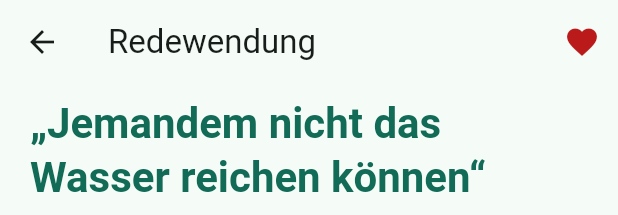
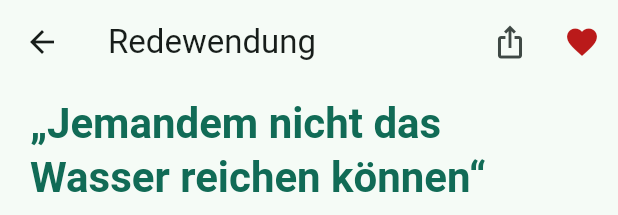
Before and after one commit to nurbaykarade/p526.rede.flu, a Flutter app: the TodayScreen widget shown alone on an empty page, opened directly, after a tap on the "favorite outline" icon, after a tap on "Mehr erfahren", on a phone screen of 412 x 824 dp. Shown: the top 215 px of the screen. Run offline on Flutter 3.47's test engine with Material 3 defaults, Android fonts, the phone set to English and light mode, and no system bars; our stand-ins replace flutter_local_notifications, share_plus, shared_preferences, timezone; accounts and stored records are empty; project files that could hold a hidden picture were left out.

Commit message:
Redewendung als Bild teilen
- Neuer Teilen-Button auf der Heute-Karte und der Detailseite
- Vorschau der Bild-Karte (4:5, 1080 × 1350 px, feste Farben), dann
  Teilen über das System-Menü (share_plus)
- iOS: NSPhotoLibraryAddUsageDescription für „Bild sichern“
- Test: Karte läuft bei keiner der Redewendungen über

Co-Authored-By: Claude Opus 5.5 <noreply@anthropic.com>

```diff
--- a/lib/screens/idiom_detail_screen.dart
+++ b/lib/screens/idiom_detail_screen.dart
@@ -2,6 +2,7 @@ import 'package:flutter/material.dart';
 
 import '../app_scope.dart';
 import '../models/idiom.dart';
+import 'share_screen.dart';
 
 class IdiomDetailScreen extends StatelessWidget {
   const IdiomDetailScreen({super.key, required this.idiom});
@@ -19,9 +20,20 @@ class IdiomDetailScreen extends StatelessWidget {
         title: const Text('Redewendung'),
         actions: [
           IconButton(
+            tooltip: 'Als Bild teilen',
+            icon: const Icon(Icons.ios_share),
+            onPressed: () => Navigator.of(context).push(
+              MaterialPageRoute<void>(
+                builder: (_) => ShareScreen(idiom: idiom),
+              ),
+            ),
+          ),
+          IconButton(
             tooltip: fav ? 'Aus Favoriten entfernen' : 'Zu Favoriten',
-            icon: Icon(fav ? Icons.favorite : Icons.favorite_border,
-                color: fav ? theme.colorScheme.error : null),
+            icon: Icon(
+              fav ? Icons.favorite : Icons.favorite_border,
+              color: fav ? theme.colorScheme.error : null,
+            ),
             onPressed: () => scope.state.toggleFavorite(idiom.id),
           ),
         ],
@@ -37,8 +49,16 @@ class IdiomDetailScreen extends StatelessWidget {
             ),
           ),
           const SizedBox(height: 24),
-          _Section(icon: Icons.lightbulb_outline, title: 'Bedeutung', text: idiom.meaning),
-          _Section(icon: Icons.history_edu_outlined, title: 'Herkunft', text: idiom.origin),
+          _Section(
+            icon: Icons.lightbulb_outline,
+            title: 'Bedeutung',
+            text: idiom.meaning,
+          ),
+          _Section(
+            icon: Icons.history_edu_outlined,
+            title: 'Herkunft',
+            text: idiom.origin,
+          ),
           _Section(
             icon: Icons.format_quote,
             title: 'Beispiel',
@@ -76,11 +96,13 @@ class _Section extends StatelessWidget {
         child: Column(
           crossAxisAlignment: CrossAxisAlignment.start,
           children: [
-            Row(children: [
-              Icon(icon, size: 20, color: theme.colorScheme.primary),
-              const SizedBox(width: 8),
-              Text(title, style: theme.textTheme.titleMedium),
-            ]),
+            Row(
+              children: [
+                Icon(icon, size: 20, color: theme.colorScheme.primary),
+                const SizedBox(width: 8),
+                Text(title, style: theme.textTheme.titleMedium),
+              ],
+            ),
             const SizedBox(height: 8),
             Text(
               text,
--- a/lib/screens/today_screen.dart
+++ b/lib/screens/today_screen.dart
@@ -4,6 +4,7 @@ import '../app_scope.dart';
 import '../util/german_date.dart';
 import '../widgets/idiom_tile.dart';
 import 'history_screen.dart';
+import 'share_screen.dart';
 
 class TodayScreen extends StatelessWidget {
   const TodayScreen({super.key});
@@ -21,9 +22,12 @@ class TodayScreen extends StatelessWidget {
     return ListView(
       padding: const EdgeInsets.all(20),
       children: [
-        Text(formatGermanDate(now),
-            style: theme.textTheme.titleMedium
-                ?.copyWith(color: theme.colorScheme.onSurfaceVariant)),
+        Text(
+          formatGermanDate(now),
+          style: theme.textTheme.titleMedium?.copyWith(
+            color: theme.colorScheme.onSurfaceVariant,
+          ),
+        ),
         const SizedBox(height: 4),
         Text('Redewendung des Tages', style: theme.textTheme.headlineSmall),
         const SizedBox(height: 16),
@@ -48,8 +52,9 @@ class TodayScreen extends StatelessWidget {
                   const SizedBox(height: 12),
                   Text(
                     idiom.meaning,
-                    style: theme.textTheme.titleMedium
-                        ?.copyWith(color: theme.colorScheme.onPrimaryContainer),
+                    style: theme.textTheme.titleMedium?.copyWith(
+                      color: theme.colorScheme.onPrimaryContainer,
+                    ),
                   ),
                   const SizedBox(height: 16),
                   Row(
@@ -62,11 +67,29 @@ class TodayScreen extends StatelessWidget {
                           label: const Text('Mehr erfahren'),
                         ),
                       ),
-                      IconButton(
-                        tooltip: fav ? 'Aus Favoriten entfernen' : 'Zu Favoriten',
-                        icon: Icon(fav ? Icons.favorite : Icons.favorite_border,
-                            color: fav ? theme.colorScheme.error : null),
-                        onPressed: () => state.toggleFavorite(idiom.id),
+                      Row(
+                        mainAxisSize: MainAxisSize.min,
+                        children: [
+                          IconButton(
+                            tooltip: 'Als Bild teilen',
+                            icon: const Icon(Icons.ios_share),
+                            onPressed: () => Navigator.of(context).push(
+                              MaterialPageRoute<void>(
+                                builder: (_) => ShareScreen(idiom: idiom),
+                              ),
+                            ),
+                          ),
+                          IconButton(
+                            tooltip: fav
+                                ? 'Aus Favoriten entfernen'
+                                : 'Zu Favoriten',
+                            icon: Icon(
+                              fav ? Icons.favorite : Icons.favorite_border,
+                              color: fav ? theme.colorScheme.error : null,
+                            ),
+                            onPressed: () => state.toggleFavorite(idiom.id),
+                          ),
+                        ],
                       ),
                     ],
                   ),
@@ -89,7 +112,9 @@ class TodayScreen extends StatelessWidget {
                 icon: const Icon(Icons.history),
                 label: const Text('Ganzer Verlauf'),
                 onPressed: () => Navigator.of(context).push(
-                  MaterialPageRoute<void>(builder: (_) => const HistoryScreen()),
+                  MaterialPageRoute<void>(
+                    builder: (_) => const HistoryScreen(),
+                  ),
                 ),
               ),
             ),
@@ -113,11 +138,16 @@ class _EnableNotificationsCard extends StatelessWidget {
         child: Column(
           crossAxisAlignment: CrossAxisAlignment.start,
           children: [
-            Row(children: [
-              const Icon(Icons.lock_clock_outlined),
-              const SizedBox(width: 8),
-              Text('Auf dem Sperrbildschirm', style: theme.textTheme.titleMedium),
-            ]),
+            Row(
+              children: [
+                const Icon(Icons.lock_clock_outlined),
+                const SizedBox(width: 8),
+                Text(
+                  'Auf dem Sperrbildschirm',
+                  style: theme.textTheme.titleMedium,
+                ),
+              ],
+            ),
             const SizedBox(height: 8),
             const Text(
               'Erlaube Mitteilungen, damit die Redewendung des Tages '
--- a/pubspec.yaml
+++ b/pubspec.yaml
@@ -15,6 +15,7 @@ dependencies:
   flutter_local_notifications: ^22.3.1
   timezone: ^0.11.0
   shared_preferences: ^2.5.3
+  share_plus: ^13.3.0
 
 dev_dependencies:
   flutter_test:
```
Also changed, not shown: lib/screens/share_screen.dart (added, +192 -0 lines), pubspec.lock, 4 other files.
